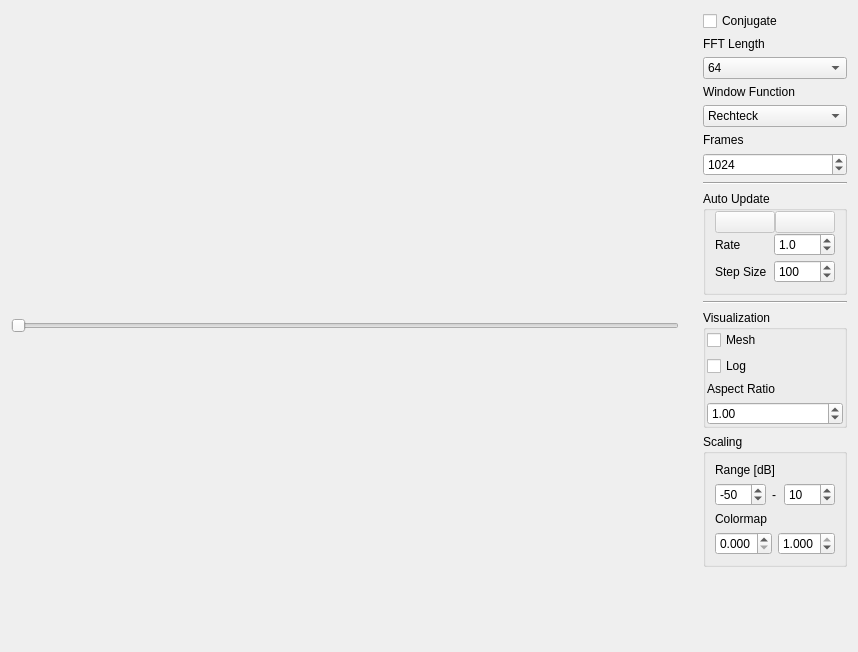
florianbrauchle/SCD, file SCD/ui/scd.ui: the form before one commit.
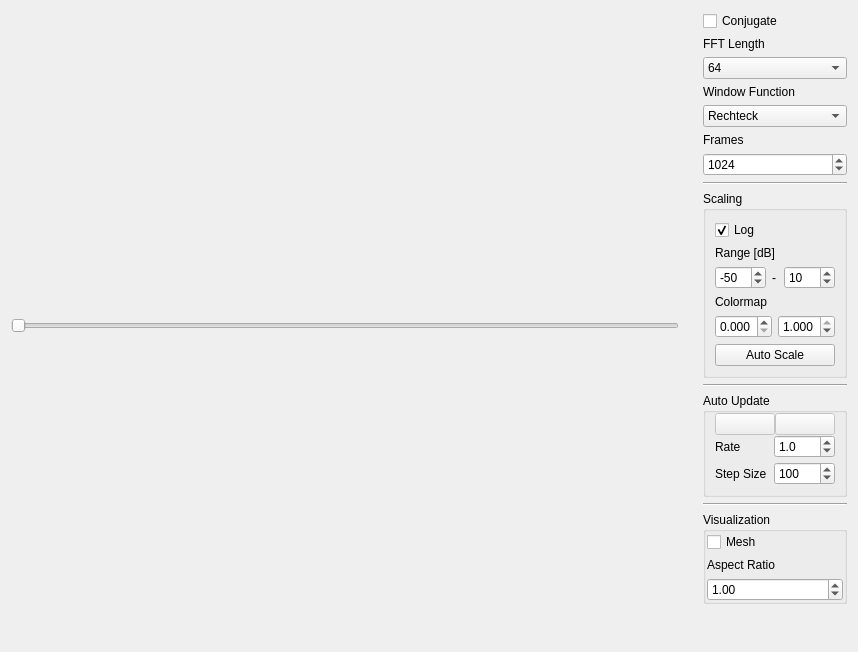
The form after the commit. Icons and pictures are not drawn.

Commit message: Set Log to default Scaling and added Autoscale Option for ease of use

What changed in the file:
```diff
--- a/SCD/ui/scd.ui
+++ b/SCD/ui/scd.ui
@@ -149,6 +149,144 @@
        </property>
       </widget>
      </item>
+     <item>
+      <widget class="QGroupBox" name="groupBox">
+       <property name="title">
+        <string>Scaling</string>
+       </property>
+       <layout class="QVBoxLayout" name="verticalLayout_6">
+        <item>
+         <widget class="QCheckBox" name="scd_logarithmic">
+          <property name="enabled">
+           <bool>true</bool>
+          </property>
+          <property name="text">
+           <string>Log</string>
+          </property>
+          <property name="checked">
+           <bool>true</bool>
+          </property>
+         </widget>
+        </item>
+        <item>
+         <widget class="QLabel" name="label_11">
+          <property name="text">
+           <string>Range [dB]</string>
+          </property>
+         </widget>
+        </item>
+        <item>
+         <layout class="QHBoxLayout" name="horizontalLayout_6">
+          <property name="topMargin">
+           <number>0</number>
+          </property>
+          <item>
+           <widget class="QSpinBox" name="min_db_3">
+            <property name="minimum">
+             <number>-500</number>
+            </property>
+            <property name="maximum">
+             <number>100</number>
+            </property>
+            <property name="singleStep">
+             <number>1</number>
+            </property>
+            <property name="value">
+             <number>-50</number>
+            </property>
+           </widget>
+          </item>
+          <item>
+           <widget class="QLabel" name="label_12">
+            <property name="text">
+             <string>-</string>
+            </property>
+           </widget>
+          </item>
+          <item>
+           <widget class="QSpinBox" name="max_db_3">
+            <property name="minimum">
+             <number>-100</number>
+            </property>
+            <property name="maximum">
+             <number>500</number>
+            </property>
+            <property name="singleStep">
+             <number>1</number>
+            </property>
+            <property name="value">
+             <number>10</number>
+            </property>
+            <property name="displayIntegerBase">
+             <number>10</number>
+            </property>
+           </widget>
+          </item>
+         </layout>
+        </item>
+        <item>
+         <widget class="QLabel" name="label_13">
+          <property name="text">
+           <string>Colormap</string>
+          </property>
+         </widget>
+        </item>
+        <item>
+         <layout class="QHBoxLayout" name="horizontalLayout_7">
+          <property name="topMargin">
+           <number>0</number>
+          </property>
+          <item>
+           <widget class="QDoubleSpinBox" name="cs_min">
+            <property name="decimals">
+             <number>3</number>
+            </property>
+            <property name="maximum">
+             <double>1.000000000000000</double>
+            </property>
+            <property name="singleStep">
+             <double>0.001000000000000</double>
+            </property>
+            <property name="value">
+             <double>0.000000000000000</double>
+            </property>
+           </widget>
+          </item>
+          <item>
+           <widget class="QDoubleSpinBox" name="cs_max">
+            <property name="decimals">
+             <number>3</number>
+            </property>
+            <property name="maximum">
+             <double>1.000000000000000</double>
+            </property>
+            <property name="singleStep">
+             <double>0.001000000000000</double>
+            </property>
+            <property name="value">
+             <double>1.000000000000000</double>
+            </property>
+           </widget>
+          </item>
+         </layout>
+        </item>
+        <item>
+         <widget class="QPushButton" name="pB_AutoScale">
+          <property name="text">
+           <string>Auto Scale</string>
+          </property>
+         </widget>
+        </item>
+       </layout>
+      </widget>
+     </item>
+     <item>
+      <widget class="Line" name="line">
+       <property name="orientation">
+        <enum>Qt::Horizontal</enum>
+       </property>
+      </widget>
+     </item>
      <item>
       <widget class="QGroupBox" name="verticalGroupBox">
        <property name="title">
@@ -292,13 +430,6 @@
           </property>
          </widget>
         </item>
-        <item>
-         <widget class="QCheckBox" name="scd_logarithmic">
-          <property name="text">
-           <string>Log</string>
-          </property>
-         </widget>
-        </item>
         <item>
          <widget class="QLabel" name="label_7">
           <property name="text">
@@ -322,117 +453,6 @@
        </layout>
       </widget>
      </item>
-     <item>
-      <widget class="QGroupBox" name="groupBox">
-       <property name="title">
-        <string>Scaling</string>
-       </property>
-       <layout class="QVBoxLayout" name="verticalLayout_6">
-        <item>
-         <widget class="QLabel" name="label_11">
-          <property name="text">
-           <string>Range [dB]</string>
-          </property>
-         </widget>
-        </item>
-        <item>
-         <layout class="QHBoxLayout" name="horizontalLayout_6">
-          <property name="topMargin">
-           <number>0</number>
-          </property>
-          <item>
-           <widget class="QSpinBox" name="min_db_3">
-            <property name="minimum">
-             <number>-500</number>
-            </property>
-            <property name="maximum">
-             <number>100</number>
-            </property>
-            <property name="singleStep">
-             <number>1</number>
-            </property>
-            <property name="value">
-             <number>-50</number>
-            </property>
-           </widget>
-          </item>
-          <item>
-           <widget class="QLabel" name="label_12">
-            <property name="text">
-             <string>-</string>
-            </property>
-           </widget>
-          </item>
-          <item>
-           <widget class="QSpinBox" name="max_db_3">
-            <property name="minimum">
-             <number>-100</number>
-            </property>
-            <property name="maximum">
-             <number>500</number>
-            </property>
-            <property name="singleStep">
-             <number>1</number>
-            </property>
-            <property name="value">
-             <number>10</number>
-            </property>
-            <property name="displayIntegerBase">
-             <number>10</number>
-            </property>
-           </widget>
-          </item>
-         </layout>
-        </item>
-        <item>
-         <widget class="QLabel" name="label_13">
-          <property name="text">
-           <string>Colormap</string>
-          </property>
-         </widget>
-        </item>
-        <item>
-         <layout class="QHBoxLayout" name="horizontalLayout_7">
-          <property name="topMargin">
-           <number>0</number>
-          </property>
-          <item>
-           <widget class="QDoubleSpinBox" name="cs_min">
-            <property name="decimals">
-             <number>3</number>
-            </property>
-            <property name="maximum">
-             <double>1.000000000000000</double>
-            </property>
-            <property name="singleStep">
-             <double>0.001000000000000</double>
-            </property>
-            <property name="value">
-             <double>0.000000000000000</double>
-            </property>
-           </widget>
-          </item>
-          <item>
-           <widget class="QDoubleSpinBox" name="cs_max">
-            <property name="decimals">
-             <number>3</number>
-            </property>
-            <property name="maximum">
-             <double>1.000000000000000</double>
-            </property>
-            <property name="singleStep">
-             <double>0.001000000000000</double>
-            </property>
-            <property name="value">
-             <double>1.000000000000000</double>
-            </property>
-           </widget>
-          </item>
-         </layout>
-        </item>
-       </layout>
-      </widget>
-     </item>
      <item>
       <spacer name="verticalSpacer">
        <property name="orientation">
```
Left out of the diff: 3 changed lines with no effect on the pictures. The commit also changes 4 other files.
